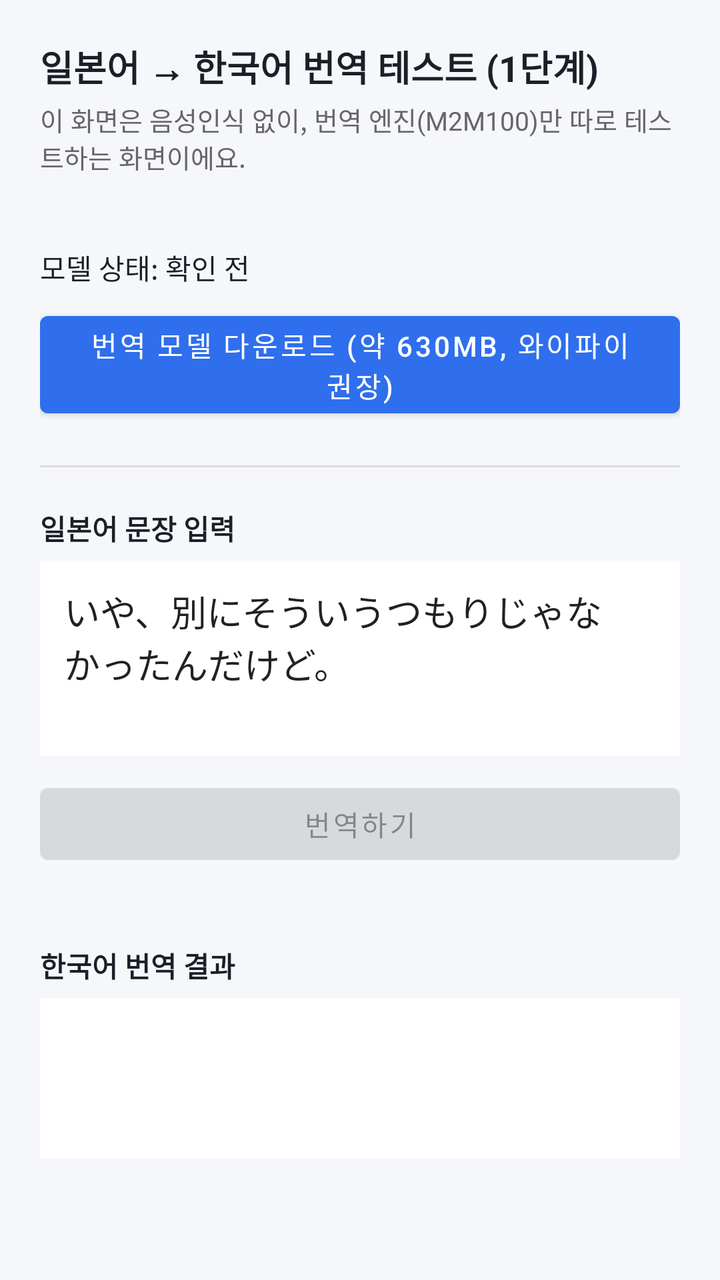
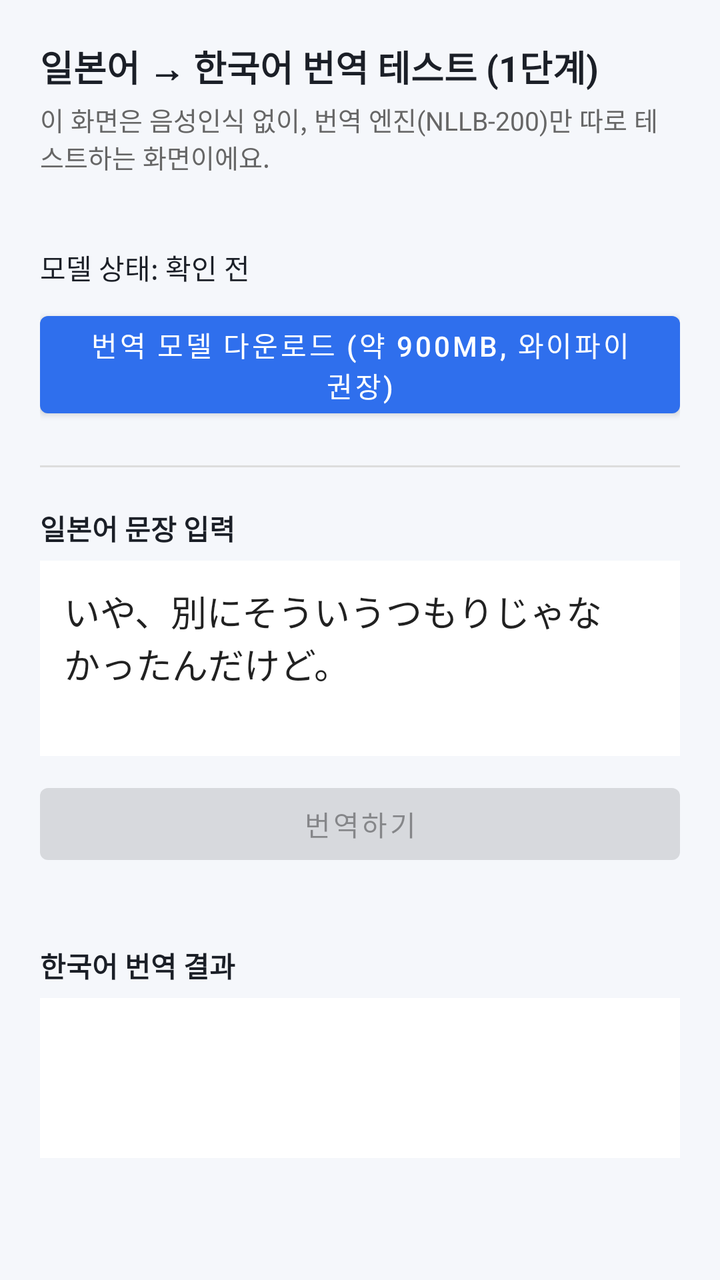

An Android layout rendered at two revisions. The XML below is the earlier revision; the diff shows what the commit changed to produce the second picture.
<!-- AndroidManifest.xml: application theme Theme.NllbTest -->
<!-- res/layout/activity_main.xml -->
<?xml version="1.0" encoding="utf-8"?>
<ScrollView xmlns:android="http://schemas.android.com/apk/res/android"
    android:layout_width="match_parent"
    android:layout_height="match_parent"
    android:fillViewport="true">

    <LinearLayout
        android:layout_width="match_parent"
        android:layout_height="wrap_content"
        android:orientation="vertical"
        android:padding="20dp">

        <TextView
            android:layout_width="wrap_content"
            android:layout_height="wrap_content"
            android:text="일본어 → 한국어 번역 테스트 (1단계)"
            android:textColor="@color/text_dark"
            android:textSize="18sp"
            android:textStyle="bold" />

        <TextView
            android:layout_width="wrap_content"
            android:layout_height="wrap_content"
            android:layout_marginTop="4dp"
            android:text="이 화면은 음성인식 없이, 번역 엔진(M2M100)만 따로 테스트하는 화면이에요."
            android:textColor="#666666"
            android:textSize="13sp" />

        <TextView
            android:id="@+id/textBuildInfo"
            android:layout_width="wrap_content"
            android:layout_height="wrap_content"
            android:layout_marginTop="2dp"
            android:text=""
            android:textColor="#AAAAAA"
            android:textSize="10sp" />

        
        <TextView
            android:id="@+id/textModelStatus"
            android:layout_width="wrap_content"
            android:layout_height="wrap_content"
            android:layout_marginTop="20dp"
            android:text="모델 상태: 확인 전"
            android:textColor="@color/text_dark"
            android:textSize="14sp" />

        <ProgressBar
            android:id="@+id/progressDownload"
            style="?android:attr/progressBarStyleHorizontal"
            android:layout_width="match_parent"
            android:layout_height="wrap_content"
            android:layout_marginTop="8dp"
            android:max="100"
            android:progress="0"
            android:visibility="gone" />

        <Button
            android:id="@+id/btnDownloadModel"
            android:layout_width="match_parent"
            android:layout_height="wrap_content"
            android:layout_marginTop="8dp"
            android:text="번역 모델 다운로드 (약 630MB, 와이파이 권장)" />

        <View
            android:layout_width="match_parent"
            android:layout_height="1dp"
            android:layout_marginTop="20dp"
            android:layout_marginBottom="20dp"
            android:background="#DDDDDD" />

        
        <TextView
            android:layout_width="wrap_content"
            android:layout_height="wrap_content"
            android:text="일본어 문장 입력"
            android:textColor="@color/text_dark"
            android:textSize="14sp"
            android:textStyle="bold" />

        <EditText
            android:id="@+id/editInput"
            android:layout_width="match_parent"
            android:layout_height="wrap_content"
            android:layout_marginTop="6dp"
            android:background="#FFFFFF"
            android:gravity="top"
            android:hint="여기에 일본어 문장을 입력하세요"
            android:inputType="textMultiLine"
            android:minLines="3"
            android:padding="12dp"
            android:text="いや、別にそういうつもりじゃなかったんだけど。" />

        <Button
            android:id="@+id/btnTranslate"
            android:layout_width="match_parent"
            android:layout_height="wrap_content"
            android:layout_marginTop="10dp"
            android:enabled="false"
            android:text="번역하기" />

        <TextView
            android:id="@+id/textTiming"
            android:layout_width="wrap_content"
            android:layout_height="wrap_content"
            android:layout_marginTop="10dp"
            android:text=""
            android:textColor="#888888"
            android:textSize="12sp" />

        <TextView
            android:layout_width="wrap_content"
            android:layout_height="wrap_content"
            android:layout_marginTop="10dp"
            android:text="한국어 번역 결과"
            android:textColor="@color/text_dark"
            android:textSize="14sp"
            android:textStyle="bold" />

        <TextView
            android:id="@+id/textOutput"
            android:layout_width="match_parent"
            android:layout_height="wrap_content"
            android:layout_marginTop="6dp"
            android:background="#FFFFFF"
            android:minHeight="80dp"
            android:padding="12dp"
            android:text=""
            android:textColor="@color/text_dark"
            android:textSize="16sp" />

    </LinearLayout>
</ScrollView>
<!-- resources referenced by this layout -->
<resources>
  <color name="text_dark">#1B1F27</color>
  <style name="Theme.NllbTest" parent="Theme.MaterialComponents.DayNight.NoActionBar">
          <item name="colorPrimary">@color/brand_primary</item>
          <item name="colorPrimaryDark">@color/brand_primary_dark</item>
          <item name="android:windowBackground">@color/bg_light</item>
      </style>
  <color name="brand_primary">#2F6FED</color>
  <color name="brand_primary_dark">#1E4FBF</color>
  <color name="bg_light">#F5F7FB</color>
</resources>

<!-- the commit's change to res/layout/activity_main.xml (unified diff, before → after) -->
@@ -22,7 +22,7 @@
             android:layout_width="wrap_content"
             android:layout_height="wrap_content"
             android:layout_marginTop="4dp"
-            android:text="이 화면은 음성인식 없이, 번역 엔진(M2M100)만 따로 테스트하는 화면이에요."
+            android:text="이 화면은 음성인식 없이, 번역 엔진(NLLB-200)만 따로 테스트하는 화면이에요."
             android:textColor="#666666"
             android:textSize="13sp" />
 
@@ -60,7 +60,7 @@
             android:layout_width="match_parent"
             android:layout_height="wrap_content"
             android:layout_marginTop="8dp"
-            android:text="번역 모델 다운로드 (약 630MB, 와이파이 권장)" />
+            android:text="번역 모델 다운로드 (약 900MB, 와이파이 권장)" />
 
         <View
             android:layout_width="match_parent"
